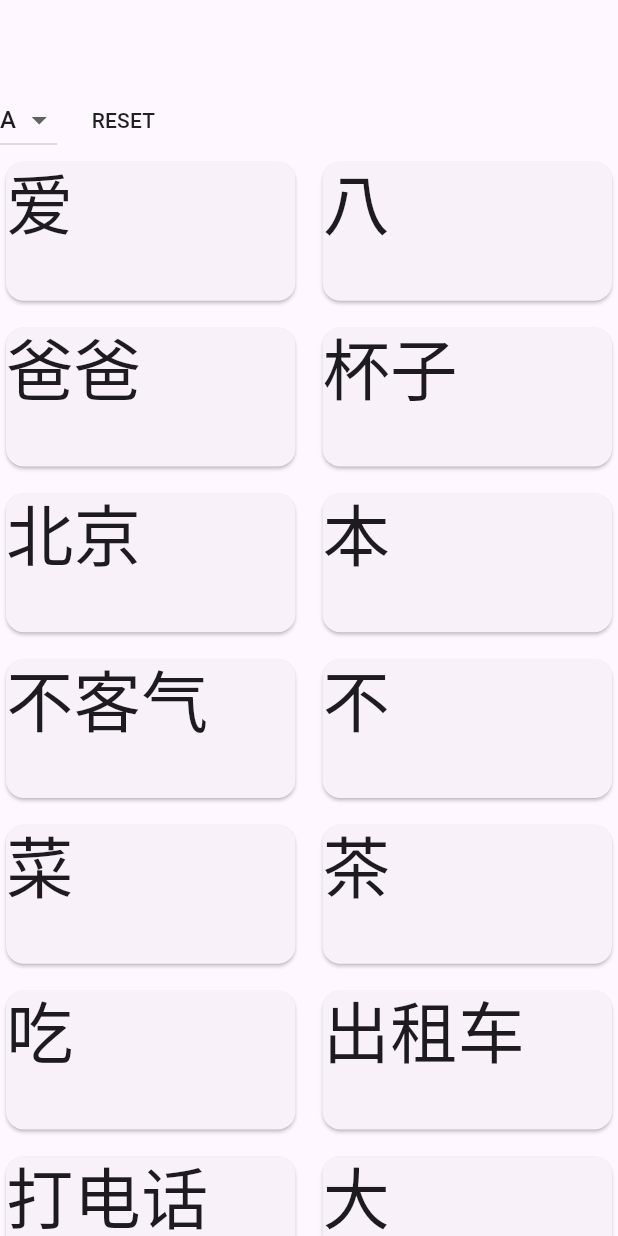
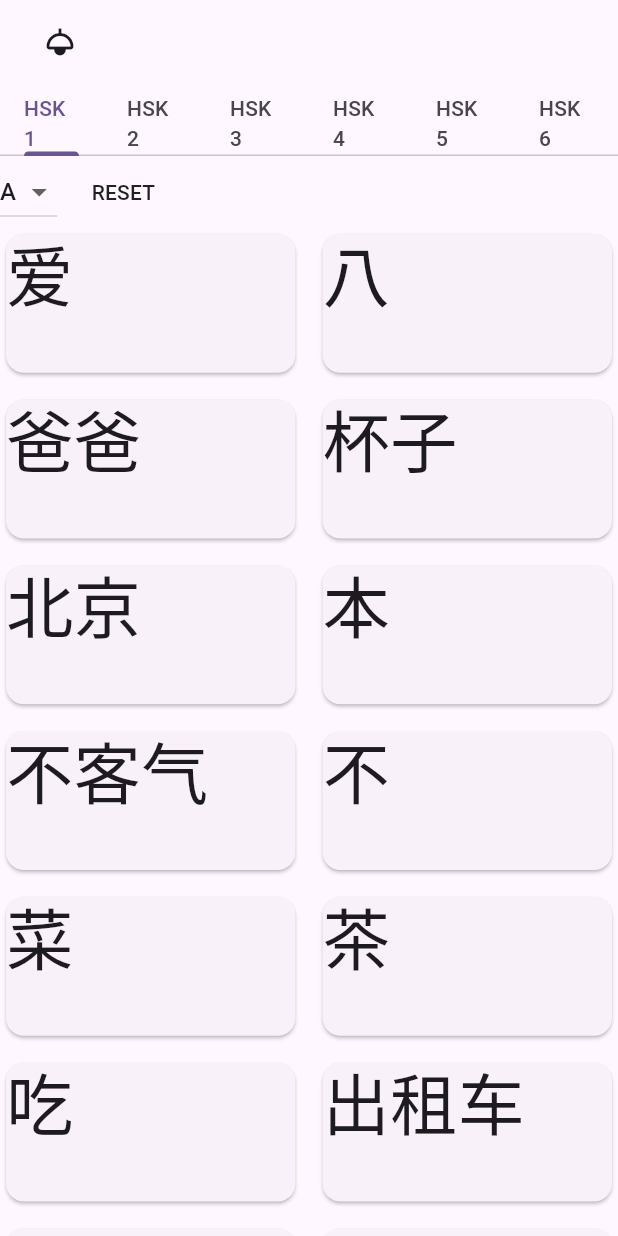
Before and after one commit to amar-aryal/rapid_recall, a Flutter app: the screen it shows after launch, on a phone screen of 412 x 824 dp. Run offline on Flutter 3.47's test engine with Material 3 defaults, Android fonts, the light colour scheme and no system bars; our stand-ins replace equatable, flutter_bloc, popover.

Commit message:
separate desktop side panel UI from blocbuilder + enable bright/dark toggle with initial colors

```diff
--- a/lib/UI/characters_grid_screen.dart
+++ b/lib/UI/characters_grid_screen.dart
@@ -10,18 +10,20 @@ import 'package:rapid_recall/blocs/characters_bloc/characters_state.dart';
 import 'package:rapid_recall/data/repository/data_repository.dart';
 
 class CharacterGridScreen extends StatefulWidget {
-  const CharacterGridScreen({super.key});
+  final VoidCallback onThemeChange;
+  const CharacterGridScreen({super.key, required this.onThemeChange});
 
   @override
   State<CharacterGridScreen> createState() => _CharacterGridScreenState();
 }
 
-class _CharacterGridScreenState extends State<CharacterGridScreen> {
+class _CharacterGridScreenState extends State<CharacterGridScreen>
+    with TickerProviderStateMixin {
   final alphabetsList =
       List.generate(26, (index) => String.fromCharCode(index + 65));
 
   late String selectedAlphabet;
-  late int hskNo;
+  late ValueNotifier<int> hskNo;
 
   initializeDropdown() {
     selectedAlphabet = alphabetsList[0];
@@ -32,7 +34,13 @@ class _CharacterGridScreenState extends State<CharacterGridScreen> {
     super.initState();
 
     initializeDropdown();
-    hskNo = 1;
+    hskNo = ValueNotifier(1);
+  }
+
+  @override
+  void dispose() {
+    super.dispose();
+    hskNo.dispose();
   }
 
   @override
@@ -42,12 +50,53 @@ class _CharacterGridScreenState extends State<CharacterGridScreen> {
           CharactersBloc(RepositoryProvider.of<DataRepository>(context))
             ..add(GetCharactersEvent()),
       child: Scaffold(
-        appBar: AppBar(),
-        // drawer: const Drawer(),
+        appBar: AppBar(
+          title: IconButton(
+            icon: const Icon(Icons.light),
+            onPressed: widget.onThemeChange,
+          ),
+          bottom: Platform.isAndroid || Platform.isIOS
+              ? TabBar(
+                  controller: TabController(length: 6, vsync: this),
+                  tabs: const [
+                    Text('HSK 1'),
+                    Text('HSK 2'),
+                    Text('HSK 3'),
+                    Text('HSK 4'),
+                    Text('HSK 5'),
+                    Text('HSK 6'),
+                  ],
+                )
+              : null,
+        ),
         // In desktop, side nav, in mobile tab bar view
-        body: BlocBuilder<CharactersBloc, CharactersState>(
+        body: Row(
+          children: [
+            if (!Platform.isIOS && !Platform.isAndroid)
+              ValueListenableBuilder(
+                valueListenable: hskNo,
+                builder: (context, value, _) {
+                  final charactersBloc =
+                      BlocProvider.of<CharactersBloc>(context);
+
+                  return DesktopSidePanel(
+                    currentSelectedHsk: hskNo.value,
+                    onClick: (no) {
+                      charactersBloc.add(GetCharactersEvent(hskNo: no));
+
+                      hskNo.value = no;
+
+                      initializeDropdown();
+                    },
+                  );
+                },
+              ),
+            Flexible(
+              flex: 4,
+              child: BlocBuilder<CharactersBloc, CharactersState>(
                 builder: (context, state) {
-            final charactersBloc = BlocProvider.of<CharactersBloc>(context);
+                  final charactersBloc =
+                      BlocProvider.of<CharactersBloc>(context);
 
                   if (state is CharactersLoadingState) {
                     return const Center(
@@ -60,22 +109,7 @@ class _CharacterGridScreenState extends State<CharacterGridScreen> {
                   } else if (state is CharactersLoadedState) {
                     final hskCharacters = state.characters;
 
-              return Row(
-                children: [
-                  if (!Platform.isIOS && !Platform.isAndroid)
-                    DesktopSidePanel(
-                      charactersBloc: charactersBloc,
-                      onClick: (no) {
-                        charactersBloc.add(GetCharactersEvent(hskNo: no));
-
-                        hskNo = no;
-
-                        initializeDropdown();
-                      },
-                    ),
-                  Flexible(
-                    flex: 4,
-                    child: CustomScrollView(
+                    return CustomScrollView(
                       slivers: [
                         SliverToBoxAdapter(
                           child: Row(
@@ -97,7 +131,7 @@ class _CharacterGridScreenState extends State<CharacterGridScreen> {
 
                                     charactersBloc.add(
                                       FilterCharactersEvent(
-                                        (value.toLowerCase(), hskNo),
+                                        (value.toLowerCase(), hskNo.value),
                                       ),
                                     );
                                   }
@@ -107,8 +141,8 @@ class _CharacterGridScreenState extends State<CharacterGridScreen> {
                                 child: const Text('RESET'),
                                 onPressed: () {
                                   //
-                                  charactersBloc
-                                      .add(GetCharactersEvent(hskNo: hskNo));
+                                  charactersBloc.add(
+                                      GetCharactersEvent(hskNo: hskNo.value));
 
                                   initializeDropdown();
                                 },
@@ -132,9 +166,6 @@ class _CharacterGridScreenState extends State<CharacterGridScreen> {
                           ),
                         )
                       ],
-                    ),
-                  ),
-                ],
                     );
                   } else {
                     return const SizedBox();
@@ -142,6 +173,9 @@ class _CharacterGridScreenState extends State<CharacterGridScreen> {
                 },
               ),
             ),
+          ],
+        ),
+      ),
     );
   }
 }
--- a/lib/UI/widgets/grid_card.dart
+++ b/lib/UI/widgets/grid_card.dart
@@ -48,6 +48,7 @@ class GridCard extends StatelessWidget {
           arrowHeight: 15,
           arrowWidth: 30,
           radius: 15,
+          backgroundColor: Theme.of(context).cardColor,
         );
       },
       child: SizedBox.square(
```
Also changed, not shown: lib/UI/widgets/desktop_side_panel.dart (+4 -3 lines), lib/main.dart (+14 -16 lines). Lines whose indentation alone changed are shown as unchanged.
